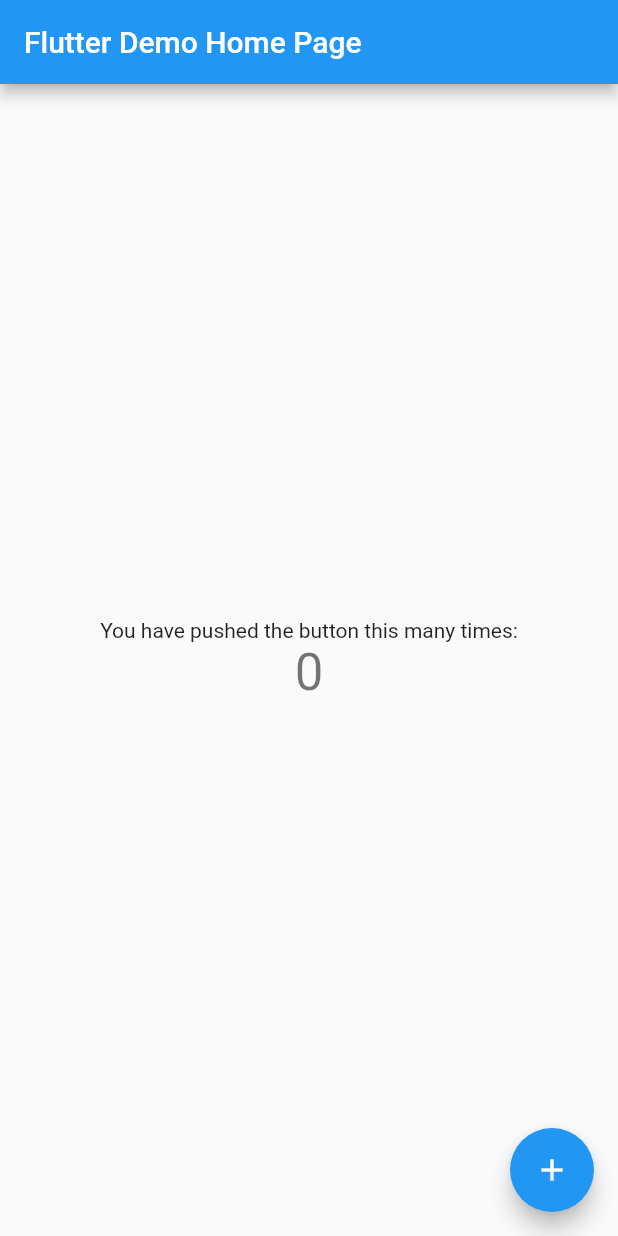
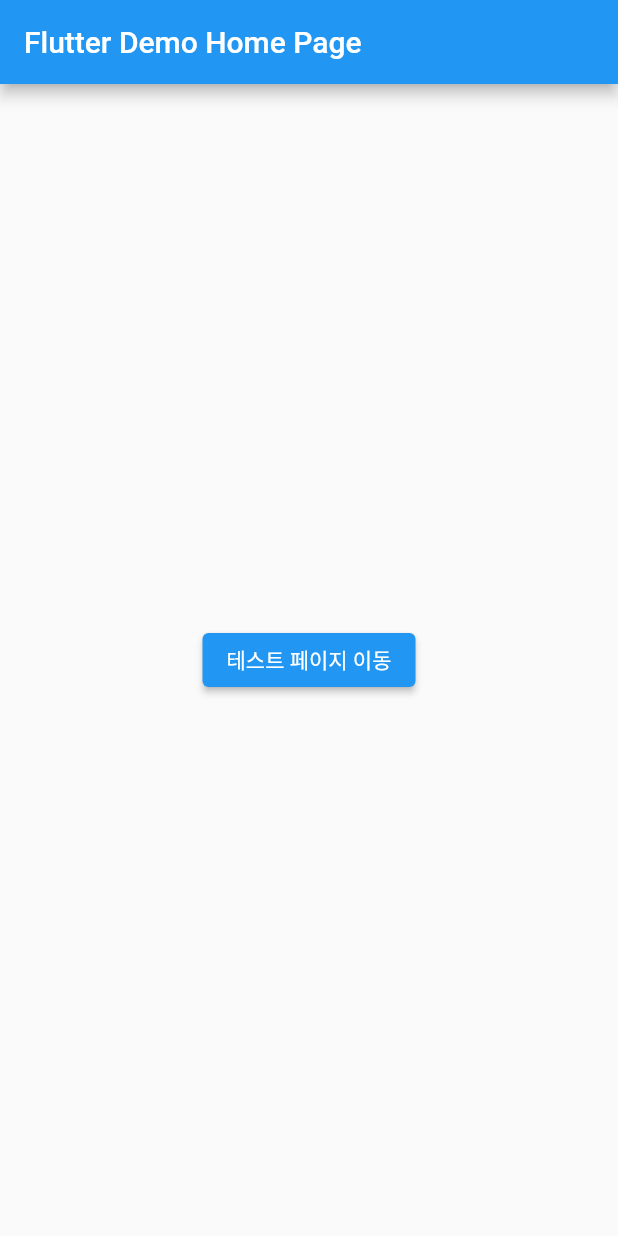
Before and after one commit to Google-DSC-SCH/first_side_project_app, a Flutter app: the screen it shows after launch, on a phone screen of 412 x 824 dp. Run offline on Flutter 3.47's test engine with Material 2 defaults, Android fonts, the phone set to English and light mode, and no system bars.

Commit message:
메인페이지 화면이동 버튼 생성

```diff
--- a/lib/main.dart
+++ b/lib/main.dart
@@ -1,4 +1,5 @@
 import 'package:flutter/material.dart';
+import 'testPage.dart';
 
 void main() {
   runApp(const MyApp());
@@ -7,23 +8,14 @@ void main() {
 class MyApp extends StatelessWidget {
   const MyApp({super.key});
 
-  // This widget is the root of your application.
   @override
   Widget build(BuildContext context) {
     return MaterialApp(
       title: 'Flutter Demo',
       theme: ThemeData(
-        // This is the theme of your application.
-        //
-        // Try running your application with "flutter run". You'll see the
-        // application has a blue toolbar. Then, without quitting the app, try
-        // changing the primarySwatch below to Colors.green and then invoke
-        // "hot reload" (press "r" in the console where you ran "flutter run",
-        // or simply save your changes to "hot reload" in a Flutter IDE).
-        // Notice that the counter didn't reset back to zero; the application
-        // is not restarted.
         primarySwatch: Colors.blue,
       ),
+
       home: const MyHomePage(title: 'Flutter Demo Home Page'),
     );
   }
@@ -32,15 +24,6 @@ class MyApp extends StatelessWidget {
 class MyHomePage extends StatefulWidget {
   const MyHomePage({super.key, required this.title});
 
-  // This widget is the home page of your application. It is stateful, meaning
-  // that it has a State object (defined below) that contains fields that affect
-  // how it looks.
-
-  // This class is the configuration for the state. It holds the values (in this
-  // case the title) provided by the parent (in this case the App widget) and
-  // used by the build method of the State. Fields in a Widget subclass are
-  // always marked "final".
-
   final String title;
 
   @override
@@ -48,68 +31,30 @@ class MyHomePage extends StatefulWidget {
 }
 
 class _MyHomePageState extends State<MyHomePage> {
-  int _counter = 0;
 
-  void _incrementCounter() {
-    setState(() {
-      // This call to setState tells the Flutter framework that something has
-      // changed in this State, which causes it to rerun the build method below
-      // so that the display can reflect the updated values. If we changed
-      // _counter without calling setState(), then the build method would not be
-      // called again, and so nothing would appear to happen.
-      _counter++;
-    });
-  }
+
 
   @override
   Widget build(BuildContext context) {
-    // This method is rerun every time setState is called, for instance as done
-    // by the _incrementCounter method above.
-    //
-    // The Flutter framework has been optimized to make rerunning build methods
-    // fast, so that you can just rebuild anything that needs updating rather
-    // than having to individually change instances of widgets.
     return Scaffold(
       appBar: AppBar(
-        // Here we take the value from the MyHomePage object that was created by
-        // the App.build method, and use it to set our appbar title.
         title: Text(widget.title),
       ),
       body: Center(
-        // Center is a layout widget. It takes a single child and positions it
-        // in the middle of the parent.
         child: Column(
-          // Column is also a layout widget. It takes a list of children and
-          // arranges them vertically. By default, it sizes itself to fit its
-          // children horizontally, and tries to be as tall as its parent.
-          //
-          // Invoke "debug painting" (press "p" in the console, choose the
-          // "Toggle Debug Paint" action from the Flutter Inspector in Android
-          // Studio, or the "Toggle Debug Paint" command in Visual Studio Code)
-          // to see the wireframe for each widget.
-          //
-          // Column has various properties to control how it sizes itself and
-          // how it positions its children. Here we use mainAxisAlignment to
-          // center the children vertically; the main axis here is the vertical
-          // axis because Columns are vertical (the cross axis would be
-          // horizontal).
-          mainAxisAlignment: MainAxisAlignment.center,
-          children: <Widget>[
-            const Text(
-              'You have pushed the button this many times:',
-            ),
-            Text(
-              '$_counter',
-              style: Theme.of(context).textTheme.headline4,
-            ),
-          ],
-        ),
+            mainAxisAlignment: MainAxisAlignment.center,
+            children: <Widget>[
+
+              // 화면 이동 버튼, 새로운 페이지 만들때마다 복사해서 사용
+                ElevatedButton(onPressed: (){
+                  Navigator.push(context, MaterialPageRoute(builder: (_) => TestPage()));
+                }, child: Text("테스트 페이지 이동")
+            )
+
+
+
+        ],
       ),
-      floatingActionButton: FloatingActionButton(
-        onPressed: _incrementCounter,
-        tooltip: 'Increment',
-        child: const Icon(Icons.add),
-      ), // This trailing comma makes auto-formatting nicer for build methods.
-    );
+    ),);
   }
 }
--- /dev/null
+++ b/lib/testPage.dart
@@ -0,0 +1,9 @@
+import 'package:flutter/cupertino.dart';
+import 'package:flutter/material.dart';
+
+class TestPage extends StatelessWidget{
+  @override
+  Widget build(BuildContext context){
+    return Scaffold(body: Text("테스트페이지"),);
+  }
+}
```
